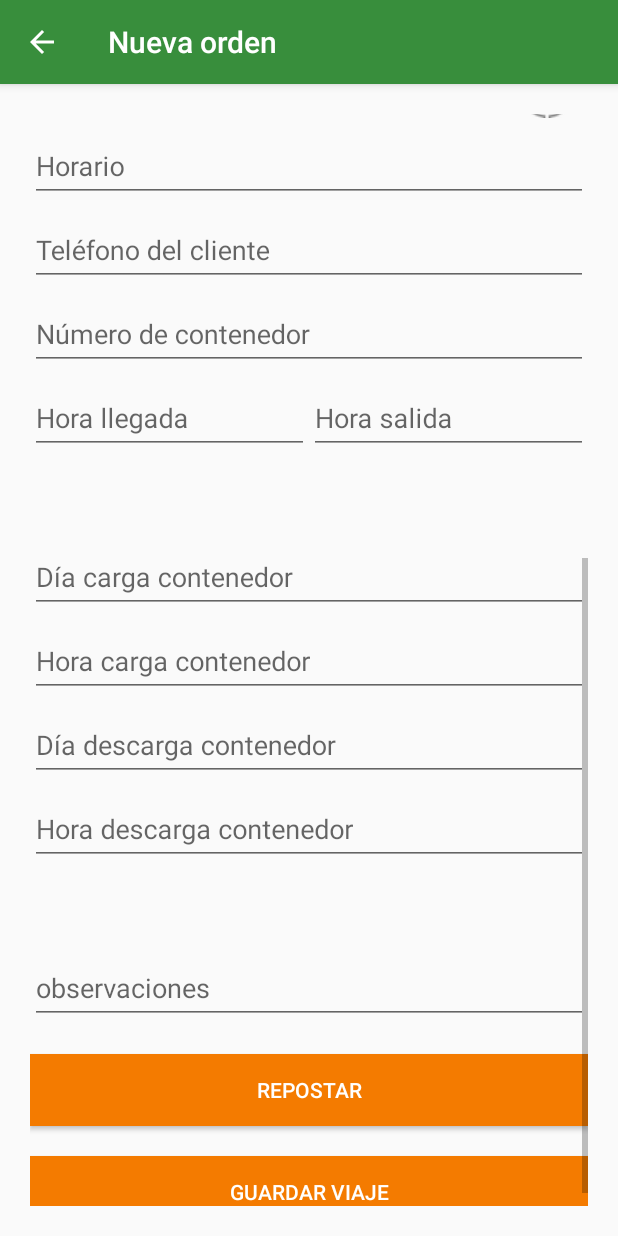
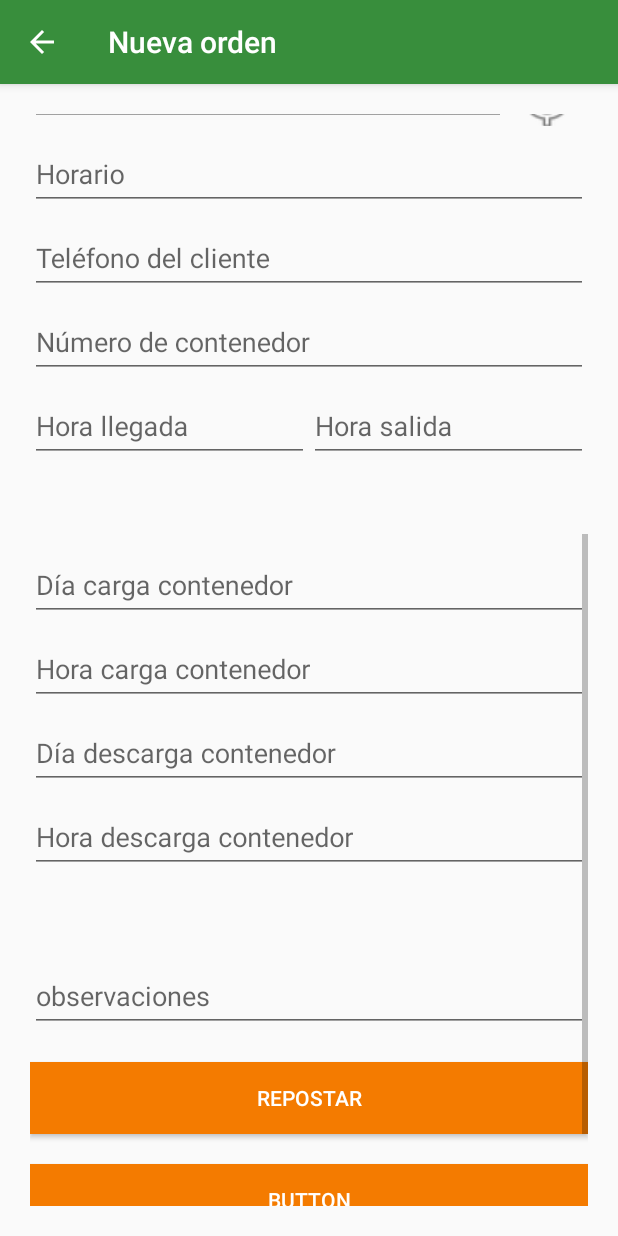
Before and after one commit to PaxMower/MyApplication, an Android app: the NewOrderActivity screen opened directly, with no data from a screen before it, scrolled down 509 dp, on a phone screen of 412 x 824 dp. Run offline under Robolectric (Android 15) with nearby library versions, the phone set to English and light mode, and no system bars; our stand-ins replace Firebase (no records; nobody signed in at launch, a user with empty details on screens opened directly).

```diff
--- a/app/src/main/java/com/casa/myapplication/Model/MapsActivity.java
+++ b/app/src/main/java/com/casa/myapplication/Model/MapsActivity.java
@@ -194,9 +194,4 @@ public class MapsActivity extends /*AppCompatActivity*/FragmentActivity implemen
     public void onConnectionFailed(@NonNull ConnectionResult connectionResult) {
 
     }
-
-
-
-
-
 }
--- a/app/src/main/res/layout/activity_new_order.xml
+++ b/app/src/main/res/layout/activity_new_order.xml
@@ -140,7 +140,7 @@
             <Button
                 android:id="@+id/view_map"
                 android:layout_width="110dp"
-                android:layout_height="50dp"
+                android:layout_height="55dp"
                 android:layout_weight="1"
                 android:background="@android:drawable/ic_menu_mylocation" />
         </LinearLayout>
@@ -297,8 +297,18 @@
             android:layout_marginTop="20dp"
             android:layout_weight="1"
             android:background="@color/colorSecondary"
-            android:text="@string/petrol"
+            android:text="@string/button_petrol"
             android:textColor="@color/cardview_light_background" />
+
+        <Button
+            android:id="@+id/save_current_location"
+            android:layout_width="match_parent"
+            android:layout_height="wrap_content"
+            android:layout_marginTop="20dp"
+            android:layout_weight="1"
+            android:background="@color/colorSecondary"
+            android:text="Button"
+            android:textColor="@android:color/white" />
 
         <Button
             android:id="@+id/save_order"
--- a/app/src/main/res/layout/activity_petrol.xml
+++ b/app/src/main/res/layout/activity_petrol.xml
@@ -19,6 +19,7 @@
                 android:layout_width="wrap_content"
                 android:layout_height="match_parent"
                 android:layout_weight="1"
+                android:paddingLeft="10dp"
                 android:text="@string/petrol_date"
                 android:textSize="16sp" />
 
@@ -43,6 +44,7 @@
                 android:layout_width="wrap_content"
                 android:layout_height="match_parent"
                 android:layout_weight="1"
+                android:paddingLeft="10dp"
                 android:text="@string/petrol_hour"
                 android:textSize="16sp" />
 
@@ -67,6 +69,7 @@
                 android:layout_width="wrap_content"
                 android:layout_height="match_parent"
                 android:layout_weight="1"
+                android:paddingLeft="10dp"
                 android:text="@string/petrol_km"
                 android:textSize="16sp" />
 
@@ -91,6 +94,7 @@
                 android:layout_width="wrap_content"
                 android:layout_height="match_parent"
                 android:layout_weight="1"
+                android:paddingLeft="10dp"
                 android:text="@string/petrol_liters"
                 android:textSize="16sp" />
 
--- a/app/src/main/res/layout/activity_watch_orders.xml
+++ b/app/src/main/res/layout/activity_watch_orders.xml
@@ -3,8 +3,7 @@
     android:orientation="vertical" android:layout_width="match_parent"
     android:layout_height="match_parent">
 
-    <ExpandableListView
-        android:id="@+id/expListView"
+    <android.support.v7.widget.RecyclerView
         android:layout_width="match_parent"
         android:layout_height="match_parent" />
 </LinearLayout>
--- a/app/src/main/res/values/strings.xml
+++ b/app/src/main/res/values/strings.xml
@@ -42,7 +42,9 @@
     <string name="button_satellite">Satelite</string>
     <string name="button_position">Posición actual</string>
     <string name="button_obtain_time">Obtener hora</string>
-    <string name="petrol">Repostar</string>
+    <string name="button_petrol">Repostar</string>
+    <string name="button_add_location">Añadir Destino</string>
+
 
 
     <string name="multiple_order">Viaje múltiple</string>
```
Also changed, not shown: app/src/main/java/com/casa/myapplication/Model/WatchOrdersActivity.java (+23 -6 lines).
